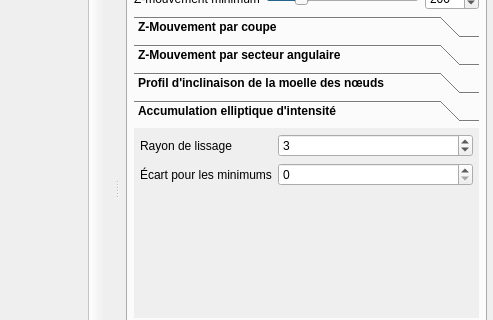
akrah/TKDetection, file ui/mainwindow.ui: the form before one commit; both pictures show x 199 to 692 and y 100 to 420 of the 692 by 561 pixel window.
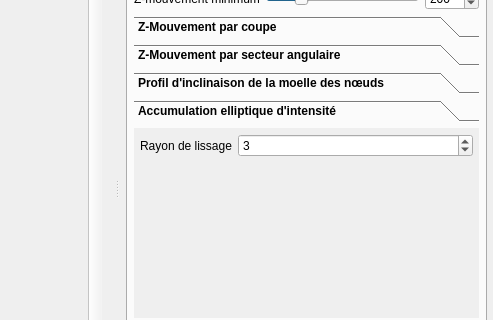
The form after the commit. The open tabs and pages were chosen to show the change. Custom widgets are drawn as their Qt base class.

```diff
--- a/ui/mainwindow.ui
+++ b/ui/mainwindow.ui
@@ -1939,14 +1939,17 @@
              <rect>
               <x>0</x>
               <y>0</y>
-              <width>335</width>
-              <height>90</height>
+              <width>195</width>
+              <height>45</height>
              </rect>
             </property>
             <attribute name="label">
              <string>Accumulation elliptique d'intensité</string>
             </attribute>
             <layout class="QFormLayout" name="formLayout_9">
+             <property name="fieldGrowthPolicy">
+              <enum>QFormLayout::AllNonFixedFieldsGrow</enum>
+             </property>
              <item row="0" column="0">
               <widget class="QLabel" name="label_33">
                <property name="font">
@@ -1973,32 +1976,6 @@
                </property>
               </widget>
              </item>
-             <item row="1" column="0">
-              <widget class="QLabel" name="label_34">
-               <property name="font">
-                <font>
-                 <weight>50</weight>
-                 <bold>false</bold>
-                </font>
-               </property>
-               <property name="text">
-                <string>Écart pour les minimums</string>
-               </property>
-              </widget>
-             </item>
-             <item row="1" column="1">
-              <widget class="QSpinBox" name="_spinEllipticalAccumulationMinimumGap">
-               <property name="font">
-                <font>
-                 <weight>50</weight>
-                 <bold>false</bold>
-                </font>
-               </property>
-               <property name="value">
-                <number>0</number>
-               </property>
-              </widget>
-             </item>
             </layout>
            </widget>
           </widget>
```
Left out of the diff: 12 changed lines with no effect on the pictures.
